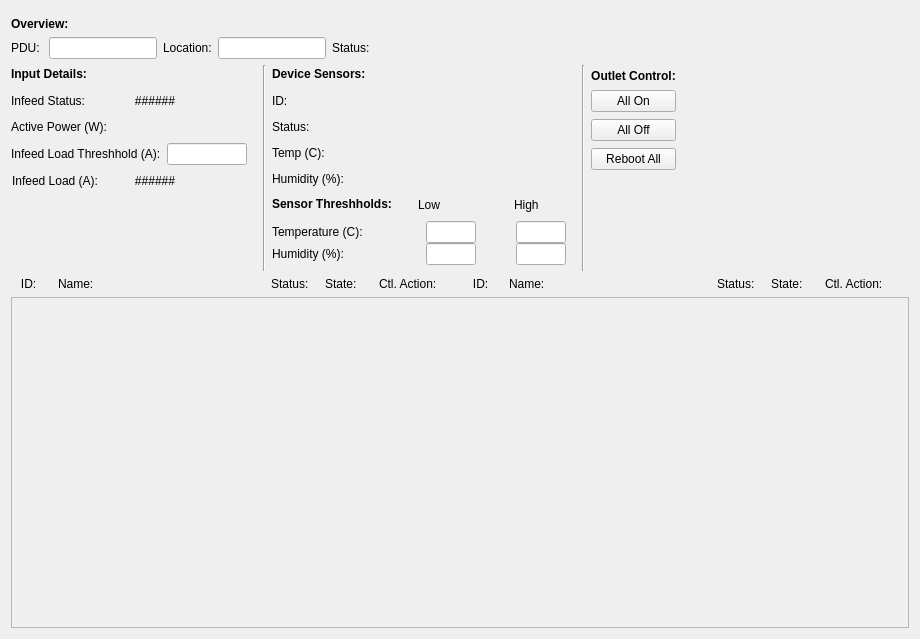
Before: the Qt Designer form pcdsdevices/ui/PDU.detailed.ui in pcdshub/pcdsdevices, drawn with Qt 5.
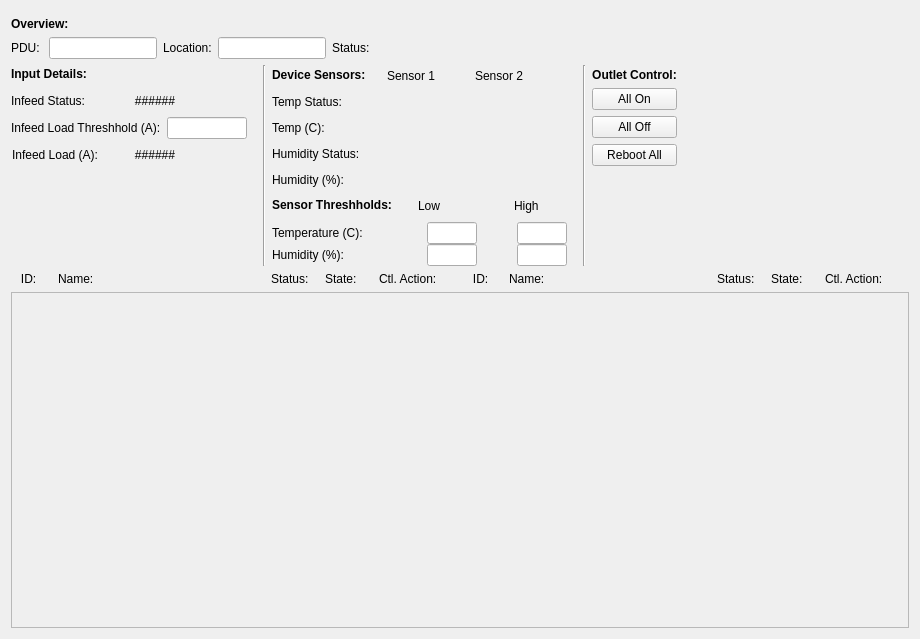
After: the same form once the commit is applied. Custom widgets are drawn as their Qt base class.

Commit message: fixing for levitons, adding some more PVs

```diff
--- a/pcdsdevices/ui/PDU.detailed.ui
+++ b/pcdsdevices/ui/PDU.detailed.ui
@@ -341,7 +341,7 @@
       </widget>
      </item>
      <item row="1" column="0">
-      <layout class="QVBoxLayout" name="Infeed_Layout" stretch="0,0,1,1,1,0">
+      <layout class="QVBoxLayout" name="Infeed_Layout" stretch="0,0,1,1,0">
        <property name="sizeConstraint">
         <enum>QLayout::SetFixedSize</enum>
        </property>
@@ -457,73 +457,6 @@
          </item>
         </layout>
        </item>
-       <item>
-        <layout class="QHBoxLayout" name="horizontalLayout_16">
-         <property name="sizeConstraint">
-          <enum>QLayout::SetFixedSize</enum>
-         </property>
-         <item>
-          <widget class="QLabel" name="label_35">
-           <property name="sizePolicy">
-            <sizepolicy hsizetype="Fixed" vsizetype="Fixed">
-             <horstretch>0</horstretch>
-             <verstretch>0</verstretch>
-            </sizepolicy>
-           </property>
-           <property name="minimumSize">
-            <size>
-             <width>0</width>
-             <height>15</height>
-            </size>
-           </property>
-           <property name="text">
-            <string>Active Power (W):    </string>
-           </property>
-          </widget>
-         </item>
-         <item>
-          <widget class="PyDMLabel" name="PDU_Power">
-           <property name="sizePolicy">
-            <sizepolicy hsizetype="Fixed" vsizetype="Fixed">
-             <horstretch>0</horstretch>
-             <verstretch>0</verstretch>
-            </sizepolicy>
-           </property>
-           <property name="minimumSize">
-            <size>
-             <width>60</width>
-             <height>15</height>
-            </size>
-           </property>
-           <property name="toolTip">
-            <string/>
-           </property>
-           <property name="alignment">
-            <set>Qt::AlignCenter</set>
-           </property>
-           <property name="channel" stdset="0">
-            <string>sig://${name}.output_p</string>
-           </property>
-          </widget>
-         </item>
-         <item>
-          <spacer name="horizontalSpacer_23">
-           <property name="orientation">
-            <enum>Qt::Horizontal</enum>
-           </property>
-           <property name="sizeType">
-            <enum>QSizePolicy::Fixed</enum>
-           </property>
-           <property name="sizeHint" stdset="0">
-            <size>
-             <width>70</width>
-             <height>20</height>
-            </size>
-           </property>
-          </spacer>
-         </item>
-        </layout>
-       </item>
        <item>
         <layout class="QHBoxLayout" name="horizontalLayout_4" stretch="0,0,0">
          <property name="sizeConstraint">
@@ -681,7 +614,7 @@
          <property name="sizeHint" stdset="0">
           <size>
            <width>20</width>
-           <height>80</height>
+           <height>100</height>
           </size>
          </property>
         </spacer>
@@ -736,6 +669,52 @@
            </property>
           </widget>
          </item>
+         <item>
+          <spacer name="horizontalSpacer_26">
+           <property name="orientation">
+            <enum>Qt::Horizontal</enum>
+           </property>
+           <property name="sizeType">
+            <enum>QSizePolicy::Fixed</enum>
+           </property>
+           <property name="sizeHint" stdset="0">
+            <size>
+             <width>15</width>
+             <height>20</height>
+            </size>
+           </property>
+          </spacer>
+         </item>
+         <item>
+          <widget class="QLabel" name="label_11">
+           <property name="text">
+            <string>Sensor 1</string>
+           </property>
+          </widget>
+         </item>
+         <item>
+          <spacer name="horizontalSpacer_27">
+           <property name="orientation">
+            <enum>Qt::Horizontal</enum>
+           </property>
+           <property name="sizeType">
+            <enum>QSizePolicy::Fixed</enum>
+           </property>
+           <property name="sizeHint" stdset="0">
+            <size>
+             <width>20</width>
+             <height>20</height>
+            </size>
+           </property>
+          </spacer>
+         </item>
+         <item>
+          <widget class="QLabel" name="label_12">
+           <property name="text">
+            <string>Sensor 2</string>
+           </property>
+          </widget>
+         </item>
          <item>
           <spacer name="horizontalSpacer_2">
            <property name="orientation">
@@ -746,234 +725,6 @@
            </property>
            <property name="sizeHint" stdset="0">
             <size>
-             <width>210</width>
-             <height>20</height>
-            </size>
-           </property>
-          </spacer>
-         </item>
-        </layout>
-       </item>
-       <item>
-        <layout class="QHBoxLayout" name="horizontalLayout_10" stretch="1,5,0,5,0">
-         <property name="sizeConstraint">
-          <enum>QLayout::SetFixedSize</enum>
-         </property>
-         <item>
-          <widget class="QLabel" name="label_15">
-           <property name="sizePolicy">
-            <sizepolicy hsizetype="Fixed" vsizetype="Fixed">
-             <horstretch>0</horstretch>
-             <verstretch>0</verstretch>
-            </sizepolicy>
-           </property>
-           <property name="minimumSize">
-            <size>
-             <width>0</width>
-             <height>15</height>
-            </size>
-           </property>
-           <property name="maximumSize">
-            <size>
-             <width>120</width>
-             <height>16777215</height>
-            </size>
-           </property>
-           <property name="text">
-            <string>ID:                  </string>
-           </property>
-          </widget>
-         </item>
-         <item>
-          <widget class="PyDMLabel" name="S1_ID">
-           <property name="sizePolicy">
-            <sizepolicy hsizetype="Fixed" vsizetype="Fixed">
-             <horstretch>0</horstretch>
-             <verstretch>0</verstretch>
-            </sizepolicy>
-           </property>
-           <property name="minimumSize">
-            <size>
-             <width>60</width>
-             <height>15</height>
-            </size>
-           </property>
-           <property name="toolTip">
-            <string/>
-           </property>
-           <property name="alignment">
-            <set>Qt::AlignCenter</set>
-           </property>
-           <property name="channel" stdset="0">
-            <string>sig://${name}.sensor1_id</string>
-           </property>
-          </widget>
-         </item>
-         <item>
-          <spacer name="horizontalSpacer_17">
-           <property name="orientation">
-            <enum>Qt::Horizontal</enum>
-           </property>
-           <property name="sizeType">
-            <enum>QSizePolicy::Fixed</enum>
-           </property>
-           <property name="sizeHint" stdset="0">
-            <size>
-             <width>20</width>
-             <height>20</height>
-            </size>
-           </property>
-          </spacer>
-         </item>
-         <item>
-          <widget class="PyDMLabel" name="S2_ID">
-           <property name="sizePolicy">
-            <sizepolicy hsizetype="Fixed" vsizetype="Fixed">
-             <horstretch>0</horstretch>
-             <verstretch>0</verstretch>
-            </sizepolicy>
-           </property>
-           <property name="minimumSize">
-            <size>
-             <width>60</width>
-             <height>15</height>
-            </size>
-           </property>
-           <property name="toolTip">
-            <string/>
-           </property>
-           <property name="alignment">
-            <set>Qt::AlignCenter</set>
-           </property>
-           <property name="channel" stdset="0">
-            <string>sig://${name}.sensor2_id</string>
-           </property>
-          </widget>
-         </item>
-         <item>
-          <spacer name="horizontalSpacer_3">
-           <property name="orientation">
-            <enum>Qt::Horizontal</enum>
-           </property>
-           <property name="sizeType">
-            <enum>QSizePolicy::Fixed</enum>
-           </property>
-           <property name="sizeHint" stdset="0">
-            <size>
-             <width>40</width>
-             <height>20</height>
-            </size>
-           </property>
-          </spacer>
-         </item>
-        </layout>
-       </item>
-       <item>
-        <layout class="QHBoxLayout" name="horizontalLayout_11" stretch="1,5,0,5,0">
-         <property name="sizeConstraint">
-          <enum>QLayout::SetFixedSize</enum>
-         </property>
-         <item>
-          <widget class="QLabel" name="label_16">
-           <property name="sizePolicy">
-            <sizepolicy hsizetype="Fixed" vsizetype="Fixed">
-             <horstretch>0</horstretch>
-             <verstretch>0</verstretch>
-            </sizepolicy>
-           </property>
-           <property name="minimumSize">
-            <size>
-             <width>0</width>
-             <height>15</height>
-            </size>
-           </property>
-           <property name="maximumSize">
-            <size>
-             <width>120</width>
-             <height>16777215</height>
-            </size>
-           </property>
-           <property name="text">
-            <string>Status:           </string>
-           </property>
-          </widget>
-         </item>
-         <item>
-          <widget class="PyDMLabel" name="S1_Status">
-           <property name="sizePolicy">
-            <sizepolicy hsizetype="Fixed" vsizetype="Fixed">
-             <horstretch>0</horstretch>
-             <verstretch>0</verstretch>
-            </sizepolicy>
-           </property>
-           <property name="minimumSize">
-            <size>
-             <width>60</width>
-             <height>15</height>
-            </size>
-           </property>
-           <property name="toolTip">
-            <string/>
-           </property>
-           <property name="alignment">
-            <set>Qt::AlignCenter</set>
-           </property>
-           <property name="channel" stdset="0">
-            <string>sig://${name}.sensor1_status</string>
-           </property>
-          </widget>
-         </item>
-         <item>
-          <spacer name="horizontalSpacer_18">
-           <property name="orientation">
-            <enum>Qt::Horizontal</enum>
-           </property>
-           <property name="sizeType">
-            <enum>QSizePolicy::Fixed</enum>
-           </property>
-           <property name="sizeHint" stdset="0">
-            <size>
-             <width>20</width>
-             <height>20</height>
-            </size>
-           </property>
-          </spacer>
-         </item>
-         <item>
-          <widget class="PyDMLabel" name="S2_Status">
-           <property name="sizePolicy">
-            <sizepolicy hsizetype="Fixed" vsizetype="Fixed">
-             <horstretch>0</horstretch>
-             <verstretch>0</verstretch>
-            </sizepolicy>
-           </property>
-           <property name="minimumSize">
-            <size>
-             <width>60</width>
-             <height>15</height>
-            </size>
-           </property>
-           <property name="toolTip">
-            <string/>
-           </property>
-           <property name="alignment">
-            <set>Qt::AlignCenter</set>
-           </property>
-           <property name="channel" stdset="0">
-            <string>sig://${name}.sensor2_status</string>
-           </property>
-          </widget>
-         </item>
-         <item>
-          <spacer name="horizontalSpacer_10">
-           <property name="orientation">
-            <enum>Qt::Horizontal</enum>
-           </property>
-           <property name="sizeType">
-            <enum>QSizePolicy::Fixed</enum>
-           </property>
-           <property name="sizeHint" stdset="0">
-            <size>
              <width>40</width>
              <height>20</height>
             </size>
@@ -1008,7 +759,7 @@
             </size>
            </property>
            <property name="text">
-            <string>Temp (C):       </string>
+            <string>Temp Status:       </string>
            </property>
           </widget>
          </item>
@@ -1054,6 +805,79 @@
           </spacer>
          </item>
          <item>
+          <widget class="PyDMLabel" name="S2_Temp_Status">
+           <property name="sizePolicy">
+            <sizepolicy hsizetype="Fixed" vsizetype="Fixed">
+             <horstretch>0</horstretch>
+             <verstretch>0</verstretch>
+            </sizepolicy>
+           </property>
+           <property name="minimumSize">
+            <size>
+             <width>60</width>
+             <height>15</height>
+            </size>
+           </property>
+           <property name="toolTip">
+            <string/>
+           </property>
+           <property name="alignment">
+            <set>Qt::AlignCenter</set>
+           </property>
+           <property name="channel" stdset="0">
+            <string>sig://${name}.sensor2_temperature_status</string>
+           </property>
+          </widget>
+         </item>
+         <item>
+          <spacer name="horizontalSpacer_11">
+           <property name="orientation">
+            <enum>Qt::Horizontal</enum>
+           </property>
+           <property name="sizeType">
+            <enum>QSizePolicy::Fixed</enum>
+           </property>
+           <property name="sizeHint" stdset="0">
+            <size>
+             <width>40</width>
+             <height>20</height>
+            </size>
+           </property>
+          </spacer>
+         </item>
+        </layout>
+       </item>
+       <item>
+        <layout class="QHBoxLayout" name="horizontalLayout_10" stretch="1,5,0,5,0">
+         <property name="sizeConstraint">
+          <enum>QLayout::SetFixedSize</enum>
+         </property>
+         <item>
+          <widget class="QLabel" name="label_15">
+           <property name="sizePolicy">
+            <sizepolicy hsizetype="Fixed" vsizetype="Fixed">
+             <horstretch>0</horstretch>
+             <verstretch>0</verstretch>
+            </sizepolicy>
+           </property>
+           <property name="minimumSize">
+            <size>
+             <width>0</width>
+             <height>15</height>
+            </size>
+           </property>
+           <property name="maximumSize">
+            <size>
+             <width>120</width>
+             <height>16777215</height>
+            </size>
+           </property>
+           <property name="text">
+            <string>Temp (C):                  </string>
+           </property>
+          </widget>
+         </item>
+         <item>
           <widget class="PyDMLabel" name="S1_Temp">
            <property name="sizePolicy">
             <sizepolicy hsizetype="Fixed" vsizetype="Fixed">
@@ -1074,12 +898,53 @@
             <set>Qt::AlignCenter</set>
            </property>
            <property name="channel" stdset="0">
+            <string>sig://${name}.sensor1_temperature</string>
+           </property>
+          </widget>
+         </item>
+         <item>
+          <spacer name="horizontalSpacer_17">
+           <property name="orientation">
+            <enum>Qt::Horizontal</enum>
+           </property>
+           <property name="sizeType">
+            <enum>QSizePolicy::Fixed</enum>
+           </property>
+           <property name="sizeHint" stdset="0">
+            <size>
+             <width>20</width>
+             <height>20</height>
+            </size>
+           </property>
+          </spacer>
+         </item>
+         <item>
+          <widget class="PyDMLabel" name="S2_Temp_2">
+           <property name="sizePolicy">
+            <sizepolicy hsizetype="Fixed" vsizetype="Fixed">
+             <horstretch>0</horstretch>
+             <verstretch>0</verstretch>
+            </sizepolicy>
+           </property>
+           <property name="minimumSize">
+            <size>
+             <width>60</width>
+             <height>15</height>
+            </size>
+           </property>
+           <property name="toolTip">
+            <string/>
+           </property>
+           <property name="alignment">
+            <set>Qt::AlignCenter</set>
+           </property>
+           <property name="channel" stdset="0">
             <string>sig://${name}.sensor2_temperature</string>
            </property>
           </widget>
          </item>
          <item>
-          <spacer name="horizontalSpacer_11">
+          <spacer name="horizontalSpacer_3">
            <property name="orientation">
             <enum>Qt::Horizontal</enum>
            </property>
@@ -1122,7 +987,121 @@
             </size>
            </property>
            <property name="text">
-            <string>Humidity (%):</string>
+            <string>Humidity Status:</string>
+           </property>
+          </widget>
+         </item>
+         <item>
+          <widget class="PyDMLabel" name="S1_Hum_Status">
+           <property name="sizePolicy">
+            <sizepolicy hsizetype="Fixed" vsizetype="Fixed">
+             <horstretch>0</horstretch>
+             <verstretch>0</verstretch>
+            </sizepolicy>
+           </property>
+           <property name="minimumSize">
+            <size>
+             <width>60</width>
+             <height>15</height>
+            </size>
+           </property>
+           <property name="toolTip">
+            <string/>
+           </property>
+           <property name="alignment">
+            <set>Qt::AlignCenter</set>
+           </property>
+           <property name="channel" stdset="0">
+            <string>sig://${name}.sensor1_humidity_status</string>
+           </property>
+          </widget>
+         </item>
+         <item>
+          <spacer name="horizontalSpacer_20">
+           <property name="orientation">
+            <enum>Qt::Horizontal</enum>
+           </property>
+           <property name="sizeType">
+            <enum>QSizePolicy::Fixed</enum>
+           </property>
+           <property name="sizeHint" stdset="0">
+            <size>
+             <width>20</width>
+             <height>20</height>
+            </size>
+           </property>
+          </spacer>
+         </item>
+         <item>
+          <widget class="PyDMLabel" name="S2_Hum_Status">
+           <property name="sizePolicy">
+            <sizepolicy hsizetype="Fixed" vsizetype="Fixed">
+             <horstretch>0</horstretch>
+             <verstretch>0</verstretch>
+            </sizepolicy>
+           </property>
+           <property name="minimumSize">
+            <size>
+             <width>60</width>
+             <height>15</height>
+            </size>
+           </property>
+           <property name="toolTip">
+            <string/>
+           </property>
+           <property name="alignment">
+            <set>Qt::AlignCenter</set>
+           </property>
+           <property name="channel" stdset="0">
+            <string>sig://${name}.sensor2_humidity_status</string>
+           </property>
+          </widget>
+         </item>
+         <item>
+          <spacer name="horizontalSpacer_16">
+           <property name="orientation">
+            <enum>Qt::Horizontal</enum>
+           </property>
+           <property name="sizeType">
+            <enum>QSizePolicy::Fixed</enum>
+           </property>
+           <property name="sizeHint" stdset="0">
+            <size>
+             <width>40</width>
+             <height>20</height>
+            </size>
+           </property>
+          </spacer>
+         </item>
+        </layout>
+       </item>
+       <item>
+        <layout class="QHBoxLayout" name="horizontalLayout_11" stretch="1,5,0,5,0">
+         <property name="sizeConstraint">
+          <enum>QLayout::SetFixedSize</enum>
+         </property>
+         <item>
+          <widget class="QLabel" name="label_16">
+           <property name="sizePolicy">
+            <sizepolicy hsizetype="Fixed" vsizetype="Fixed">
+             <horstretch>0</horstretch>
+             <verstretch>0</verstretch>
+            </sizepolicy>
+           </property>
+           <property name="minimumSize">
+            <size>
+             <width>0</width>
+             <height>15</height>
+            </size>
+           </property>
+           <property name="maximumSize">
+            <size>
+             <width>120</width>
+             <height>16777215</height>
+            </size>
+           </property>
+           <property name="text">
+            <string>Humidity (%):           </string>
            </property>
           </widget>
          </item>
@@ -1152,7 +1131,7 @@
           </widget>
          </item>
          <item>
-          <spacer name="horizontalSpacer_20">
+          <spacer name="horizontalSpacer_18">
            <property name="orientation">
             <enum>Qt::Horizontal</enum>
            </property>
@@ -1193,7 +1172,7 @@
           </widget>
          </item>
          <item>
-          <spacer name="horizontalSpacer_16">
+          <spacer name="horizontalSpacer_10">
            <property name="orientation">
             <enum>Qt::Horizontal</enum>
            </property>
@@ -1728,7 +1707,7 @@
         <x>0</x>
         <y>0</y>
         <width>900</width>
-        <height>253</height>
+        <height>256</height>
        </rect>
       </property>
       <property name="sizePolicy">
```
Left out of the diff: 28 changed lines with no effect on the pictures. The commit also changes 2 other files.
